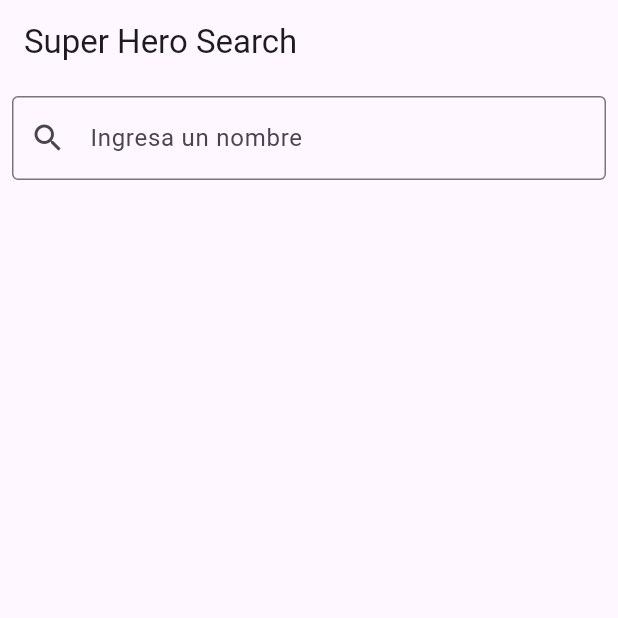
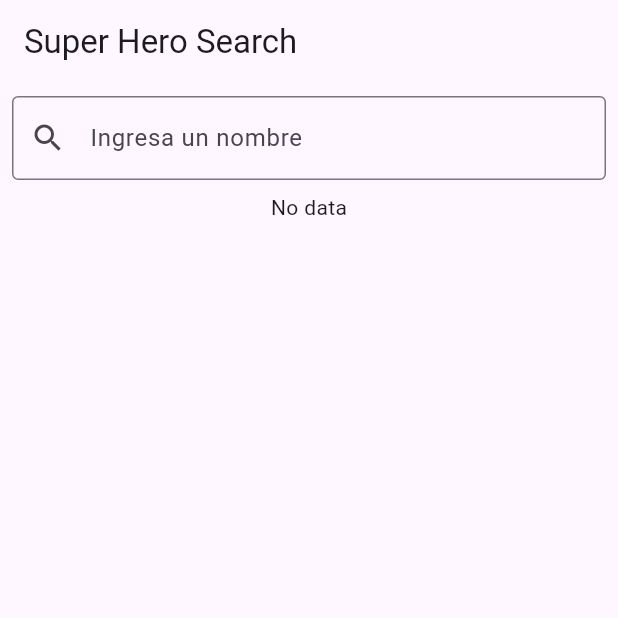
Before and after one commit to kronen9999/SuperHeroApp, a Flutter app: the screen it shows after launch, on a phone screen of 412 x 824 dp, the top half of it. Run offline on Flutter 3.47's test engine with Material 3 defaults, Android fonts, the phone set to English and light mode, and no system bars.

Commit message:
Se ha agregado contenido  la clase del modelo y clase de el repositorio para la solicitud al ai , y se han referenciado metodos y variables desde la pantalla del screen

```diff
--- a/lib/data/repository.dart
+++ b/lib/data/repository.dart
@@ -6,7 +6,9 @@ import 'package:http/http.dart' as http;
 class Repository {
   Future<Superheroresponse?> fetchSuperhero(String name) async {
     final response = await http.get(
-      Uri.parse('https://superheroapi.com/api/10223523660466167/search/$name'),
+      Uri.parse(
+        'https://superheroapi.com/api/dc6a676fdf35321247f50aa132b9d4d3/search/$name',
+      ),
     );
 
     if (response.statusCode == 200) {
--- a/lib/screens/searchscreen.dart
+++ b/lib/screens/searchscreen.dart
@@ -1,4 +1,6 @@
 import 'package:flutter/material.dart';
+import 'package:superhero_app/data/repository.dart';
+import 'package:superhero_app/models/superheroresponse.dart';
 
 class Searchscreen extends StatefulWidget {
   const Searchscreen({super.key});
@@ -8,6 +10,9 @@ class Searchscreen extends StatefulWidget {
 }
 
 class _SearchscreenState extends State<Searchscreen> {
+  Future<Superheroresponse?>? _superheroresponse;
+  Repository repository = Repository();
+
   @override
   Widget build(BuildContext context) {
     return Scaffold(
@@ -18,7 +23,9 @@ class _SearchscreenState extends State<Searchscreen> {
             padding: const EdgeInsets.all(8),
             child: TextField(
               onChanged: (value) {
-                print(value.toString().toLowerCase());
+                setState(() {
+                  _superheroresponse = repository.fetchSuperhero(value);
+                });
               },
               decoration: InputDecoration(
                 hintText: "Ingresa un nombre",
@@ -27,6 +34,21 @@ class _SearchscreenState extends State<Searchscreen> {
               ),
             ),
           ),
+          FutureBuilder(
+            future: _superheroresponse,
+            builder: (context, snaptshot) {
+              if (snaptshot.connectionState == ConnectionState.waiting) {
+                return CircularProgressIndicator();
+              } else if (snaptshot.hasError) {
+                return Text('Error: ${snaptshot.error}');
+              } else if (snaptshot.hasData) {
+                final data = snaptshot.data;
+                return Text('Response: ${data?.response}');
+              } else {
+                return Text('No data');
+              }
+            },
+          ),
         ],
       ),
     );
```
